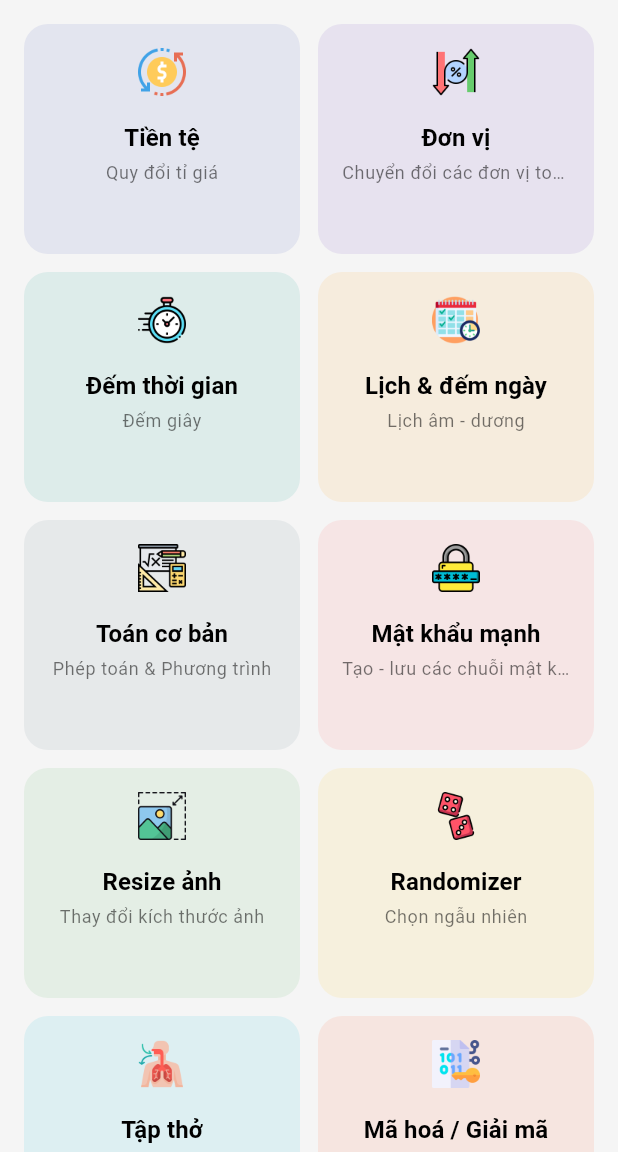
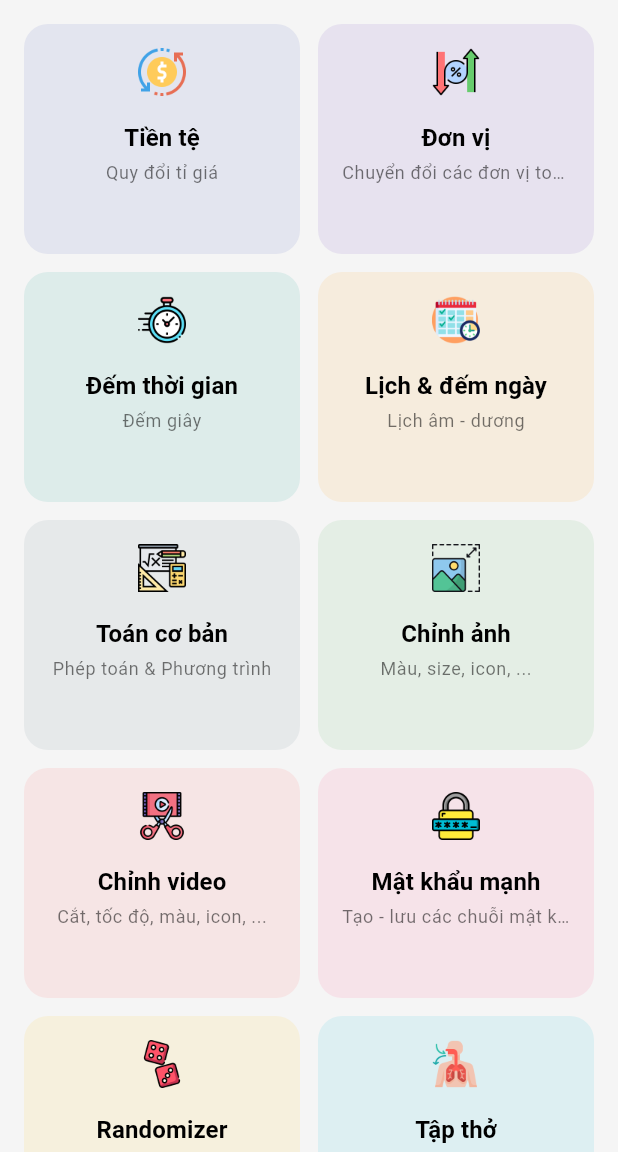
Before and after one commit to LeTienIT/flutter_AllInOne, a Flutter app: the screen it shows after launch, on a phone screen of 412 x 824 dp, the part 84-1236 px from its top. Run offline on Flutter 3.47's test engine with Material 3 defaults, Android fonts, the phone set to English and light mode, and no system bars; our stand-ins replace dio, dropdown_search, fl_chart, flutter_riverpod, flutter_speed_dial, image_picker and 2 more; missing offline and left inert: flutter_simple_calculator, full_calender, image_gallery_saver_plus, lunar_calendar_plus, pro_image_editor; Roboto replaces fonts that are missing (DFVN).

Commit message:
UPDATE FLLUTER3.29 -> 3.32. Thêm tính năng chỉnh sửa và lưu ảnh. Lỗi nhiều khi cài thư viện, bị xung đột rất nhiều các cái khác - CẢ ANDROID SDK - đã sửa tạm.

```diff
--- a/lib/core/app_router.dart
+++ b/lib/core/app_router.dart
@@ -3,6 +3,7 @@ import 'package:all_in_one_tool/features/calculator/expression_screen.dart';
 import 'package:all_in_one_tool/features/calculator/math_graph_screen.dart';
 import 'package:all_in_one_tool/features/calendar/calendar_more_screen.dart';
 import 'package:all_in_one_tool/features/calendar/calendar_screen.dart';
+import 'package:all_in_one_tool/features/image/image_screen.dart';
 import 'package:all_in_one_tool/features/time/time_screen.dart';
 import 'package:all_in_one_tool/features/unit/unit_screen.dart';
 import 'package:all_in_one_tool/home/home_screen.dart';
@@ -20,6 +21,7 @@ class AppRouter{
   static const calculator = '/calculator';
   static const calculatorExp = '/calculator-expression';
   static const graph = '/graph';
+  static const resize = '/resize';
 
   static MaterialPageRoute onGenerateRouter(RouteSettings setting){
     switch(setting.name){
@@ -41,6 +43,8 @@ class AppRouter{
         return MaterialPageRoute(builder: (_) => const ExpressionCalculatorScreen());
       case graph:
         return MaterialPageRoute(builder: (_) => const GraphScreen());
+      case resize:
+        return MaterialPageRoute(builder: (_) => const ImageScreen());
 
       default:
         return MaterialPageRoute(
--- a/lib/core/theme/dark_theme.dart
+++ b/lib/core/theme/dark_theme.dart
@@ -25,7 +25,7 @@ final darkTheme = ThemeData(
     titleLarge: TextStyle(fontSize: 20, fontWeight: FontWeight.bold, color: Colors.white, fontFamily: 'DFVN'),
   ),
 
-  cardTheme: const CardTheme(
+  cardTheme: const CardThemeData(
     color: Color(0xFF1E1E1E),
     elevation: 2,
     shape: RoundedRectangleBorder(
--- a/lib/core/theme/light_theme.dart
+++ b/lib/core/theme/light_theme.dart
@@ -29,7 +29,7 @@ final lightTheme = ThemeData(
   ),
 
   // Card
-  cardTheme: const CardTheme(
+  cardTheme: const CardThemeData(
     color: Colors.white,
     elevation: 2,
     shape: RoundedRectangleBorder(
--- a/lib/home/home_controller.dart
+++ b/lib/home/home_controller.dart
@@ -50,29 +50,38 @@ final featureListProvider = StateProvider<List<AppFeature>>((ref) {
       descr: 'Phép toán & Phương trình',
     ),
     AppFeature(
+      type: AppFeatureType.resizeImage,
+      title: 'Chỉnh ảnh',
+      iconPath: 'assets/resize.png',
+      route: '/resize',
+      order: 6,
+      color: Colors.green,
+      descr: 'Màu, size, icon, ...',
+    ),
+    AppFeature(
+      type: AppFeatureType.security,
+      title: 'Chỉnh video',
+      iconPath: 'assets/video.png',
+      route: '/video',
+      order: 7,
+      color: Colors.redAccent,
+      descr: 'Cắt, tốc độ, màu, icon, ...',
+    ),
+    AppFeature(
       type: AppFeatureType.security,
       title: 'Mật khẩu mạnh',
       iconPath: 'assets/security.png',
       route: '/security',
-      order: 6,
-      color: Colors.redAccent,
+      order: 8,
+      color: Colors.pinkAccent,
       descr: 'Tạo - lưu các chuỗi mật khẩu mạnh',
-    ),
-    AppFeature(
-      type: AppFeatureType.resizeImage,
-      title: 'Resize ảnh',
-      iconPath: 'assets/resize.png',
-      route: '/resize',
-      order: 7,
-      color: Colors.green,
-      descr: 'Thay đổi kích thước ảnh',
     ),
     AppFeature(
       type: AppFeatureType.randomizer,
       title: 'Randomizer',
       iconPath: 'assets/randomizer.png',
       route: '/randomizer',
-      order: 8,
+      order: 9,
       color: Colors.amber,
       descr: 'Chọn ngẫu nhiên',
     ),
@@ -81,7 +90,7 @@ final featureListProvider = StateProvider<List<AppFeature>>((ref) {
       title: 'Tập thở',
       iconPath: 'assets/breathing.png',
       route: '/breathing',
-      order: 9,
+      order: 10,
       color: Colors.cyan,
       descr: 'Hít thở theo nhịp',
     ),
@@ -90,7 +99,7 @@ final featureListProvider = StateProvider<List<AppFeature>>((ref) {
       title: 'Mã hoá / Giải mã',
       iconPath: 'assets/encryption.png',
       route: '/encryption',
-      order: 10,
+      order: 11,
       color: Colors.deepOrange,
       descr: 'Mã hóa và giải mã 1 ND',
     ),
@@ -99,7 +108,7 @@ final featureListProvider = StateProvider<List<AppFeature>>((ref) {
       title: 'Quét mã QR',
       iconPath: 'assets/qrScanner.png',
       route: '/qr',
-      order: 11,
+      order: 12,
       color: Colors.purple,
       descr: 'Quét QR, Mã vạch ...',
     ),
--- a/pubspec.yaml
+++ b/pubspec.yaml
@@ -2,7 +2,7 @@ name: all_in_one_tool
 description: "Tất cả các tiện ích cá nhân sử dụng hằng ngày - AllinOne Tools"
 publish_to: 'none'
 
-version: 5.3.1+6
+version: 6.1.1+7
 
 environment:
   sdk: ^3.7.2
@@ -23,7 +23,9 @@ dependencies:
   image_picker: ^1.0.0
   video_player: ^2.7.0
   chewie: ^1.7.4
-  flutter_image_compress: ^2.1.0
+  image_gallery_saver_plus: ^4.0.1
+  pro_image_editor: ^11.1.1
+  pro_video_editor: ^0.2.3
 
   path: ^1.9.0
   path_provider: ^2.0.14
```
Also changed, not shown: lib/features/image/image_screen.dart (added, +130 -0 lines), lib/features/image/service/image_picker.dart (added, +37 -0 lines), assets/video.png (added), pubspec.lock, 3 other files.
